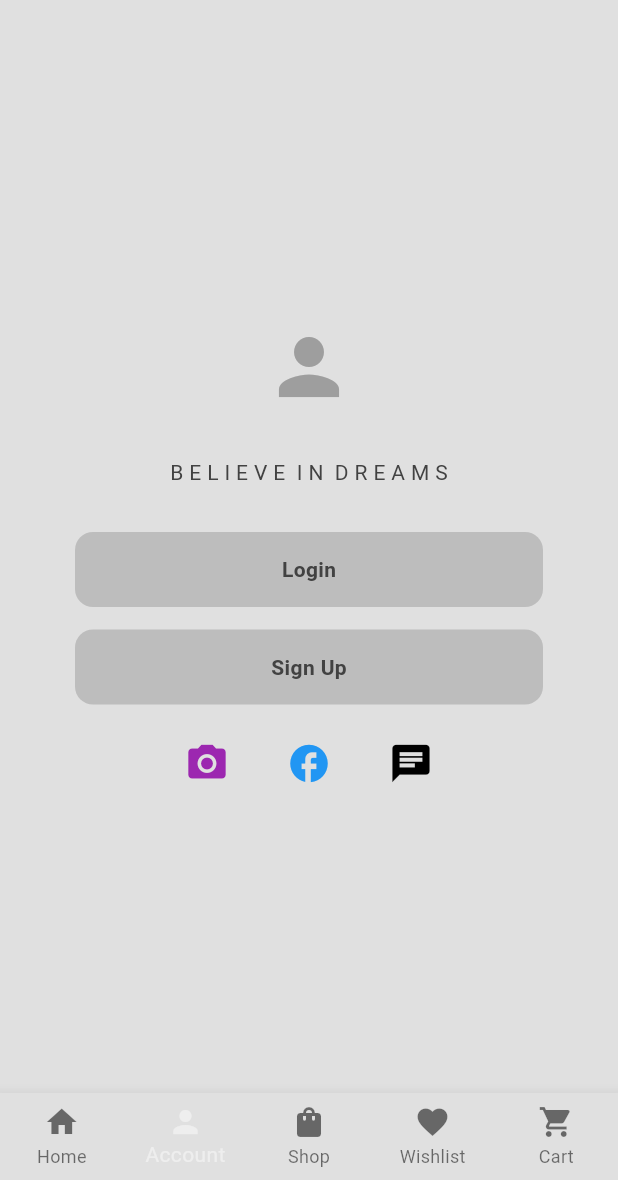
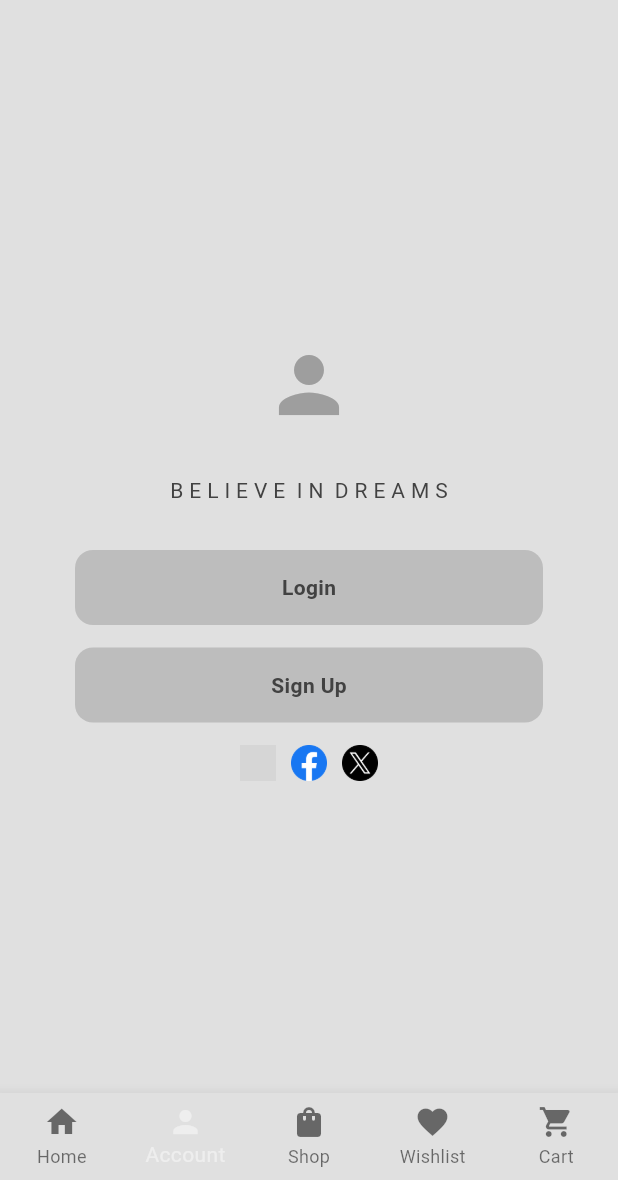
Before and after one commit to shereemorrison/bid, a Flutter app: the screen it shows after launch, item 2 of the bottom bar chosen, on a phone screen of 412 x 824 dp, the part 56-1236 px from its top. Run offline on Flutter 3.47's test engine with Material 3 defaults, Android fonts, the phone set to English and light mode, and no system bars; our stand-ins replace firebase_auth, firebase_core; accounts and stored records are empty; grey boxes are pictures that could not be loaded.

Commit message:
Added pay now button.  Added container around items in cart to be styled later.  Amended social media logos and added gesture detector for logic later to log in with different platforms

```diff
--- a/lib/pages/profile_page.dart
+++ b/lib/pages/profile_page.dart
@@ -93,43 +93,55 @@ class _ProfilePageState extends State<ProfilePage> {
                 },
               ),
               const SizedBox(height: 15),
+
+
               // Social Login Buttons Row
               Row(
                 mainAxisAlignment: MainAxisAlignment.center,
                 children: [
                   // Instagram Button
-                  IconButton(
-                    onPressed: () {
+                  GestureDetector(
+                    onTap: () {
                       // Handle Instagram login
                       print("Instagram login");
                     },
-                    icon: Icon(Icons.camera_alt), // Replace with Instagram logo
-                    iconSize: 30,
-                    color: Colors.purple,
+                    child: Image.asset(
+                      'assets/images/instagram.png',
+                      width: 24,  // Icon size
+                      height: 24, // Icon size
+                    ),
                   ),
-                  const SizedBox(width: 20), // Spacing between buttons
+
+                  // Spacer to reduce space between icons
+                  SizedBox(width: 10), // Adjust width as needed to control spacing
 
                   // Facebook Button
-                  IconButton(
-                    onPressed: () {
+                  GestureDetector(
+                    onTap: () {
                       // Handle Facebook login
                       print("Facebook login");
                     },
-                    icon: Icon(Icons.facebook), // Replace with Facebook logo
-                    iconSize: 30,
-                    color: Colors.blue,
+                    child: Image.asset(
+                      'assets/images/facebook.png',
+                      width: 24,  // Icon size
+                      height: 24, // Icon size
+                    ),
                   ),
-                  const SizedBox(width: 20), // Spacing between buttons
+
+                  // Spacer to reduce space between icons
+                  SizedBox(width: 10), // Adjust width as needed to control spacing
 
                   // Twitter Button
-                  IconButton(
-                    onPressed: () {
+                  GestureDetector(
+                    onTap: () {
                       // Handle Twitter login
-                      print("Twitter login");
+                      print("X login");
                     },
-                    icon: Icon(Icons.chat), // Replace with Twitter logo
-                    iconSize: 30,
-                    color: Colors.black,
+                    child: Image.asset(
+                      'assets/images/twitter.png',
+                      width: 24,  // Icon size
+                      height: 24, // Icon size
+                    ),
                   ),
                 ],
               ),
```
Also changed, not shown: lib/pages/cart_page.dart (+27 -2 lines), assets/images/facebook.png (added), assets/images/instagramlogo.jpg (deleted), assets/images/instalogo.png (added), assets/images/twitter.png (added).
